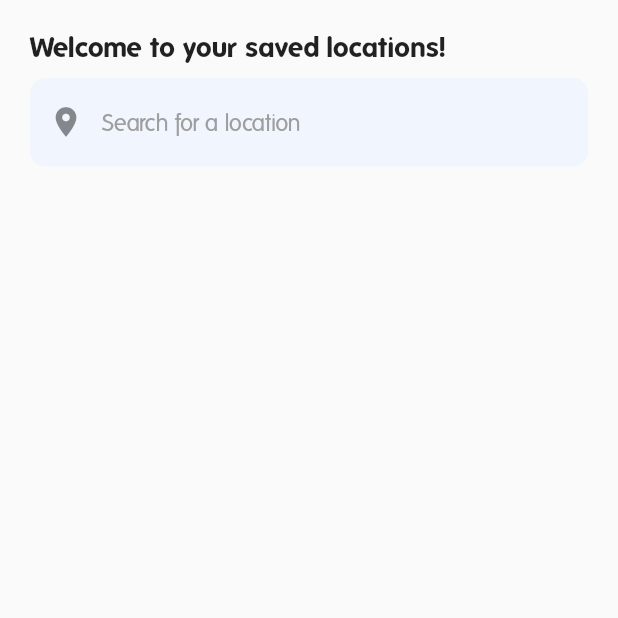
After one commit to benouarAbdou/Locations_saver, a Flutter app: the LocationsListPage screen opened directly, on a phone screen of 412 x 824 dp, the top half of it. The commit adds this screen. Run offline on Flutter 3.47's test engine with Material 3 defaults, Android fonts, the phone set to English and light mode, and no system bars; our stand-ins replace cloud_firestore, firebase_auth, firebase_core, font_awesome_flutter, geolocator, google_maps_flutter and 1 more; missing offline and left inert: google_place; accounts and stored records are empty.

Commit message:
locations list

```diff
--- a/lib/main.dart
+++ b/lib/main.dart
@@ -1,8 +1,8 @@
 import 'package:firebase_auth/firebase_auth.dart';
 import 'package:firebase_core/firebase_core.dart';
 import 'package:flutter/material.dart';
-import 'package:location_saver/pages/addLocation.dart';
 import 'package:location_saver/pages/authPage.dart';
+import 'package:location_saver/pages/mainpage.dart';
 
 void main() async {
   WidgetsFlutterBinding.ensureInitialized();
@@ -20,6 +20,7 @@ class MyApp extends StatelessWidget {
       title: 'Locations Saver',
       theme: ThemeData(
         useMaterial3: false,
+        fontFamily: 'Folks',
       ),
       home: const MyHomePage(),
     );
@@ -58,6 +59,6 @@ class _MyHomePageState extends State<MyHomePage> {
 
   @override
   Widget build(BuildContext context) {
-    return _isLogged ? const AddLocationPage() : const AuthPage();
+    return _isLogged ? const MainPage() : const AuthPage();
   }
 }
--- /dev/null
+++ b/lib/pages/locationsList.dart
@@ -0,0 +1,151 @@
+import 'package:flutter/material.dart';
+import 'package:cloud_firestore/cloud_firestore.dart';
+import 'package:firebase_auth/firebase_auth.dart';
+import 'package:location_saver/provider/locationsProvider.dart';
+import 'package:provider/provider.dart';
+import 'package:url_launcher/url_launcher.dart';
+
+class LocationsListPage extends StatefulWidget {
+  const LocationsListPage({Key? key}) : super(key: key);
+
+  @override
+  _LocationsListPageState createState() => _LocationsListPageState();
+}
+
+class _LocationsListPageState extends State<LocationsListPage> {
+  final TextEditingController _searchController = TextEditingController();
+  List<Map<String, dynamic>> _locations = [];
+  List<Map<String, dynamic>> _filteredLocations = [];
+
+  @override
+  void initState() {
+    super.initState();
+    WidgetsBinding.instance.addPostFrameCallback((_) {
+      Provider.of<LocationProvider>(context, listen: false).loadLocations();
+    });
+  }
+
+  Future<void> _loadLocations() async {
+    final user = FirebaseAuth.instance.currentUser;
+    if (user == null) {
+      // Handle the case where the user is not signed in
+      return;
+    }
+
+    try {
+      final snapshot = await FirebaseFirestore.instance
+          .collection('users')
+          .doc(user.uid)
+          .collection('markers')
+          .get();
+
+      setState(() {
+        _locations = snapshot.docs.map((doc) {
+          final data = doc.data();
+          final geoPoint = data['position'] as GeoPoint;
+          return {
+            'id': doc.id,
+            'name': data['name'] ?? 'Unnamed Location',
+            'latitude': geoPoint.latitude,
+            'longitude': geoPoint.longitude,
+          };
+        }).toList();
+        _filteredLocations = List.from(_locations);
+      });
+    } catch (e) {
+      print('Error loading locations: $e');
+      // Handle the error (e.g., show a snackbar)
+    }
+  }
+
+  void _filterLocations(String query) {
+    final locations =
+        Provider.of<LocationProvider>(context, listen: false).locations;
+    setState(() {
+      _filteredLocations = locations
+          .where((location) =>
+              location['name'].toLowerCase().contains(query.toLowerCase()))
+          .toList();
+    });
+  }
+
+  Future<void> _openInGoogleMaps(double lat, double lng) async {
+    final url = 'https://www.google.com/maps/search/?api=1&query=$lat,$lng';
+    if (await canLaunch(url)) {
+      await launch(url);
+    } else {
+      // Handle the error (e.g., show a snackbar)
+      ScaffoldMessenger.of(context).showSnackBar(
+        const SnackBar(content: Text('Could not open the map')),
+      );
+    }
+  }
+
+  @override
+  Widget build(BuildContext context) {
+    return Scaffold(
+      body: SafeArea(
+        child: Padding(
+          padding: const EdgeInsets.only(top: 20, left: 20, right: 20),
+          child: Column(
+            crossAxisAlignment: CrossAxisAlignment.start,
+            children: [
+              const Text(
+                'Welcome to your saved locations!',
+                style: TextStyle(fontSize: 18, fontWeight: FontWeight.bold),
+              ),
+              const SizedBox(
+                height: 10,
+              ),
+              TextField(
+                controller: _searchController,
+                decoration: InputDecoration(
+                  hintText: "Search for a location",
+                  hintStyle:
+                      const TextStyle(color: Colors.grey), // Hint text color
+                  filled: true, // To make the background filled
+                  fillColor: const Color(0xFFf0f5fe), // Background color
+                  border: OutlineInputBorder(
+                    borderRadius:
+                        BorderRadius.circular(10.0), // Rounded corners
+                    borderSide: BorderSide.none, // No border
+                  ),
+                  contentPadding: const EdgeInsets.symmetric(
+                      vertical: 20.0,
+                      horizontal: 20.0), // Padding inside the field
+                  prefixIcon: const Icon(Icons.place), // Icon inside the field
+                ),
+                onChanged: _filterLocations,
+              ),
+              Expanded(
+                child: Consumer<LocationProvider>(
+                  builder: (context, locationProvider, child) {
+                    final locations = _filteredLocations.isEmpty &&
+                            _searchController.text.isEmpty
+                        ? locationProvider.locations
+                        : _filteredLocations;
+                    return ListView.builder(
+                      physics: const BouncingScrollPhysics(),
+                      padding: const EdgeInsets.all(0),
+                      itemCount: locations.length,
+                      itemBuilder: (context, index) {
+                        final location = locations[index];
+                        return ListTile(
+                          title: Text(location['name']),
+                          subtitle: Text(
+                              '${location['latitude'].toStringAsFixed(4)}, ${location['longitude'].toStringAsFixed(4)}'),
+                          onTap: () => _openInGoogleMaps(
+                              location['latitude'], location['longitude']),
+                        );
+                      },
+                    );
+                  },
+                ),
+              ),
+            ],
+          ),
+        ),
+      ),
+    );
+  }
+}
```
Also changed, not shown: lib/pages/addLocation.dart (+8 -9 lines), lib/pages/mainpage.dart (added, +51 -0 lines), lib/provider/locationsProvider.dart (added, +72 -0 lines), pubspec.yaml (+9 -6 lines), assets/Folks-Bold.ttf (added), assets/Folks-Heavy.ttf (added), assets/Folks-Light.ttf (added), assets/Folks-Normal.ttf (added), pubspec.lock.
